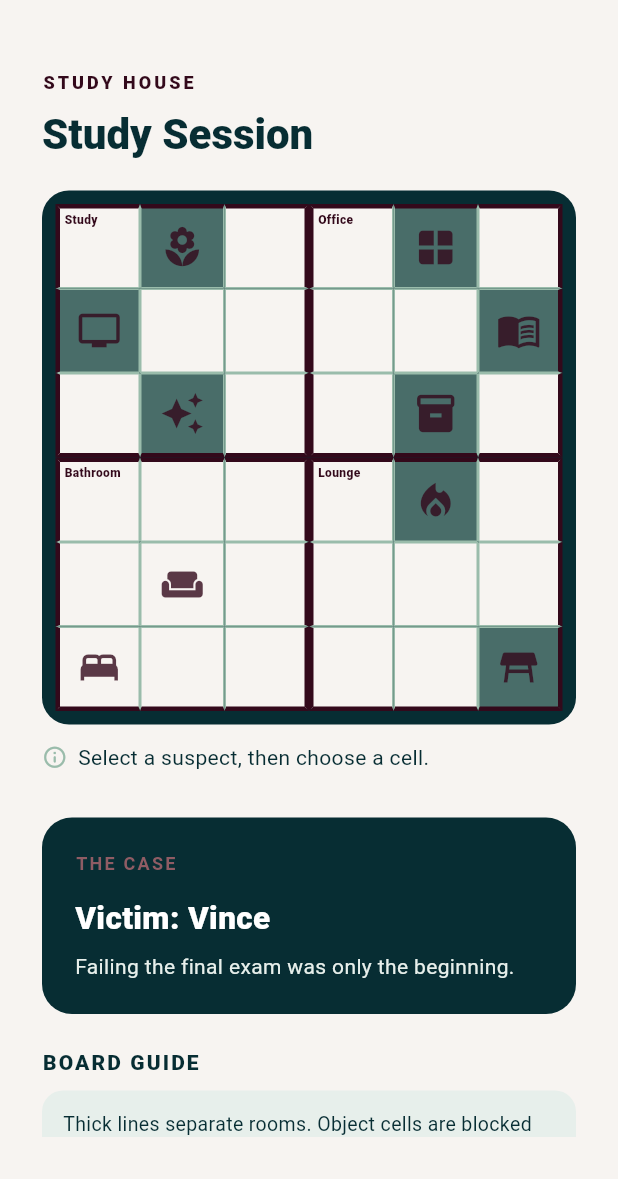
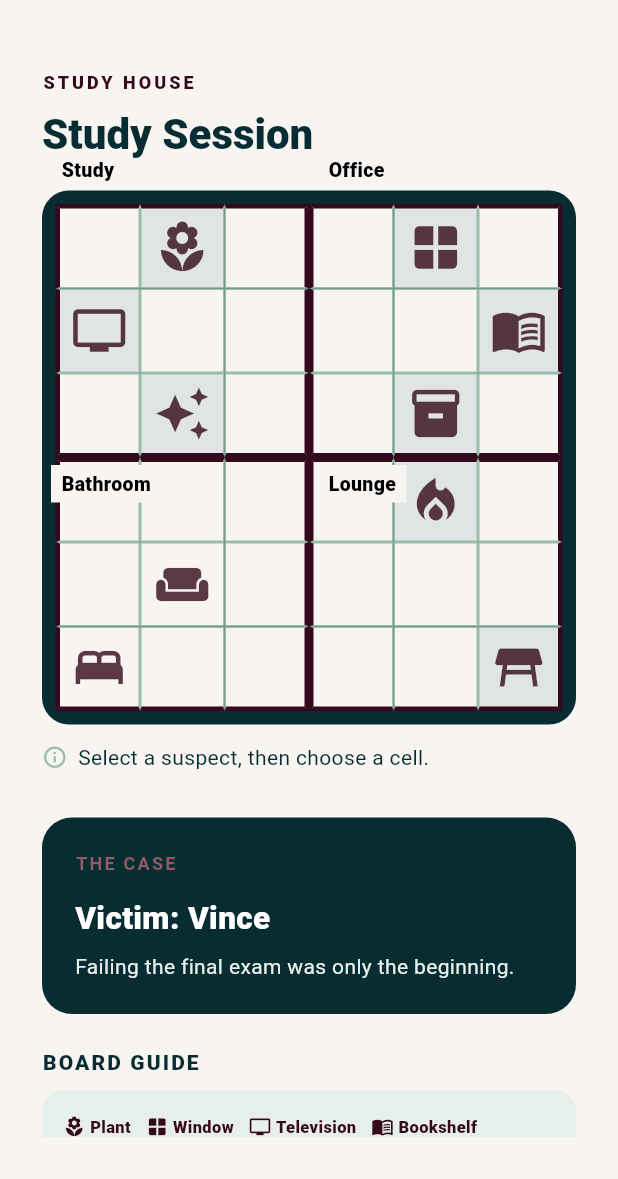
Before and after one commit to leonor-sinogas/murdoku_sinogas, a Flutter app: the screen it shows after launch, after a tap on an icon or button, on a phone screen of 412 x 824 dp, the part 57-1236 px from its top. Run offline on Flutter 3.47's test engine with Material 3 defaults, Android fonts, the phone set to English and light mode, and no system bars; Roboto replaces fonts that are missing (Arial).

Commit message:
Refine board labels and object guide

```diff
--- a/lib/main.dart
+++ b/lib/main.dart
@@ -712,7 +712,8 @@ class _Hero extends StatelessWidget {
   const _Hero({required this.onStart});
   final VoidCallback onStart;
   @override
-  Widget build(BuildContext context) => Column(
+  Widget build(BuildContext context) {
+    return Column(
       crossAxisAlignment: CrossAxisAlignment.start,
       children: [
         Text(
@@ -747,6 +748,7 @@ class _Hero extends StatelessWidget {
         ),
       ],
     );
+  }
 }
 
 class _CaseFileCard extends StatelessWidget {
@@ -1225,7 +1227,13 @@ class _Grid extends StatelessWidget {
       const SizedBox(height: 20),
       AspectRatio(
         aspectRatio: 1,
-        child: Container(
+        child: LayoutBuilder(
+          builder: (context, constraints) {
+            final layout = layoutFor(level);
+            return Stack(
+              clipBehavior: Clip.none,
+              children: [
+                Container(
                   padding: const EdgeInsets.all(9),
                   decoration: BoxDecoration(
                     color: ink,
@@ -1233,17 +1241,16 @@ class _Grid extends StatelessWidget {
                   ),
                   child: GridView.builder(
                     physics: const NeverScrollableScrollPhysics(),
-            gridDelegate: const SliverGridDelegateWithFixedCrossAxisCount(
+                    gridDelegate:
+                        const SliverGridDelegateWithFixedCrossAxisCount(
                           crossAxisCount: 6,
                         ),
                     itemCount: 36,
                     itemBuilder: (context, index) {
-              final layout = layoutFor(level);
                       final objects = objectsFor(level);
                       final name = occupantAt(index);
                       final cellNotes = notes[index] ?? <String>{};
                       final room = layout.roomAt(index);
-              final roomLabel = layout.labelAt(index);
                       final object = objects[index];
                       final blocked =
                           level.blocked.contains(index) &&
@@ -1259,8 +1266,12 @@ class _Grid extends StatelessWidget {
                                 ((cell ~/ 6) == row || (cell % 6) == column),
                           );
                       final topRoom = layout.roomAt(index - 6);
-              final leftRoom = index % 6 == 0 ? '' : layout.roomAt(index - 1);
-              final rightRoom = index % 6 == 5 ? '' : layout.roomAt(index + 1);
+                      final leftRoom = index % 6 == 0
+                          ? ''
+                          : layout.roomAt(index - 1);
+                      final rightRoom = index % 6 == 5
+                          ? ''
+                          : layout.roomAt(index + 1);
                       final bottomRoom = layout.roomAt(index + 6);
                       final border = Border(
                         top: BorderSide(
@@ -1287,7 +1298,7 @@ class _Grid extends StatelessWidget {
                           margin: EdgeInsets.zero,
                           decoration: BoxDecoration(
                             color: blocked
-                        ? mauve.withValues(alpha: .45)
+                                ? const Color(0xFFE1E4E5)
                                 : name != null
                                 ? coral
                                 : activeSuspect != null
@@ -1298,24 +1309,6 @@ class _Grid extends StatelessWidget {
                           ),
                           child: Stack(
                             children: [
-                      if (roomLabel.isNotEmpty)
-                        Positioned(
-                          top: 2,
-                          left: 3,
-                          right: 2,
-                          child: FittedBox(
-                            alignment: Alignment.topLeft,
-                            fit: BoxFit.scaleDown,
-                            child: Text(
-                              roomLabel,
-                              style: const TextStyle(
-                                color: brickDark,
-                                fontSize: 8,
-                                fontWeight: FontWeight.w900,
-                              ),
-                            ),
-                          ),
-                        ),
                               Center(
                                 child: name != null
                                     ? Text(
@@ -1326,20 +1319,16 @@ class _Grid extends StatelessWidget {
                                           fontSize: 20,
                                         ),
                                       )
-                            : eliminatedByPlacement
-                            ? Icon(
-                                Icons.close_rounded,
-                                color: brickDark.withValues(alpha: .24),
-                                size: 24,
-                              )
                                     : object != null
                                     ? Tooltip(
                                         message:
                                             '${object.name} — ${object.occupiable ? 'can be occupied' : 'cannot be occupied'}',
                                         child: Icon(
                                           object.icon,
-                                  color: brickDark.withValues(alpha: .8),
-                                  size: 30,
+                                          color: brickDark.withValues(
+                                            alpha: .8,
+                                          ),
+                                          size: 38,
                                         ),
                                       )
                                     : blocked
@@ -1351,7 +1340,8 @@ class _Grid extends StatelessWidget {
                                     : Padding(
                                         padding: const EdgeInsets.all(3),
                                         child: GridView.builder(
-                                  physics: const NeverScrollableScrollPhysics(),
+                                          physics:
+                                              const NeverScrollableScrollPhysics(),
                                           padding: EdgeInsets.zero,
                                           gridDelegate:
                                               const SliverGridDelegateWithFixedCrossAxisCount(
@@ -1360,13 +1350,16 @@ class _Grid extends StatelessWidget {
                                           itemCount: 9,
                                           itemBuilder: (context, noteIndex) {
                                             final candidate =
-                                        noteIndex < level.suspects.length
+                                                noteIndex <
+                                                    level.suspects.length
                                                 ? level.suspects[noteIndex]
                                                 : null;
                                             return Center(
                                               child: Text(
                                                 candidate != null &&
-                                                cellNotes.contains(candidate)
+                                                        cellNotes.contains(
+                                                          candidate,
+                                                        )
                                                     ? candidate
                                                           .substring(0, 1)
                                                           .toUpperCase()
@@ -1382,12 +1375,56 @@ class _Grid extends StatelessWidget {
                                         ),
                                       ),
                               ),
+                              if (eliminatedByPlacement)
+                                Positioned.fill(
+                                  child: IgnorePointer(
+                                    child: Center(
+                                      child: Icon(
+                                        Icons.close_rounded,
+                                        color: brickDark.withValues(alpha: .24),
+                                        size: 24,
+                                      ),
+                                    ),
+                                  ),
+                                ),
                             ],
                           ),
                         ),
                       );
                     },
                   ),
+                ),
+                ...layout.rooms.entries.map((entry) {
+                  final firstCell = entry.value.reduce((a, b) => a < b ? a : b);
+                  final left = firstCell % 6 < 3
+                      ? 6.0
+                      : constraints.maxWidth / 2 + 6;
+                  final top = firstCell ~/ 6 < 3
+                      ? -26.0
+                      : constraints.maxHeight / 2 + 5;
+                  return Positioned(
+                    left: left,
+                    top: top,
+                    child: Container(
+                      padding: const EdgeInsets.symmetric(
+                        horizontal: 7,
+                        vertical: 3,
+                      ),
+                      color: paper,
+                      child: Text(
+                        entry.key,
+                        style: const TextStyle(
+                          color: Colors.black,
+                          fontSize: 13,
+                          fontWeight: FontWeight.w900,
+                        ),
+                      ),
+                    ),
+                  );
+                }),
+              ],
+            );
+          },
         ),
       ),
       const SizedBox(height: 12),
@@ -1449,7 +1486,9 @@ class _Clues extends StatelessWidget {
   final bool notesMode;
   final ValueChanged<bool> onModeChanged;
   @override
-  Widget build(BuildContext context) => Column(
+  Widget build(BuildContext context) {
+    final guideObjects = objectsFor(level).values.toSet().toList();
+    return Column(
       crossAxisAlignment: CrossAxisAlignment.start,
       children: [
         Container(
@@ -1508,68 +1547,13 @@ class _Clues extends StatelessWidget {
           child: Column(
             crossAxisAlignment: CrossAxisAlignment.start,
             children: [
-            const Text(
-              'Thick lines separate rooms. Object cells are blocked unless marked as occupiable.',
-              style: TextStyle(color: ink, fontSize: 13, height: 1.25),
-            ),
-            const SizedBox(height: 11),
+              const SizedBox(height: 2),
               Wrap(
                 spacing: 10,
                 runSpacing: 8,
-              children: [
-                _ObjectLegendItem(
-                  object: const BoardObject(
-                    'Chair',
-                    Icons.weekend,
-                    occupiable: true,
-                  ),
-                ),
-                _ObjectLegendItem(
-                  object: const BoardObject('Bed', Icons.bed, occupiable: true),
-                ),
-                _ObjectLegendItem(
-                  object: const BoardObject(
-                    'Table',
-                    Icons.table_restaurant,
-                    occupiable: false,
-                  ),
-                ),
-                _ObjectLegendItem(
-                  object: const BoardObject(
-                    'Plant',
-                    Icons.local_florist,
-                    occupiable: false,
-                  ),
-                ),
-                _ObjectLegendItem(
-                  object: const BoardObject(
-                    'Television',
-                    Icons.tv,
-                    occupiable: false,
-                  ),
-                ),
-                _ObjectLegendItem(
-                  object: const BoardObject(
-                    'Bookshelf',
-                    Icons.menu_book,
-                    occupiable: false,
-                  ),
-                ),
-                _ObjectLegendItem(
-                  object: const BoardObject(
-                    'Statue',
-                    Icons.auto_awesome,
-                    occupiable: false,
-                  ),
-                ),
-                _ObjectLegendItem(
-                  object: const BoardObject(
-                    'Window',
-                    Icons.window,
-                    occupiable: false,
-                  ),
-                ),
-              ],
+                children: guideObjects
+                    .map((object) => _ObjectLegendItem(object: object))
+                    .toList(),
               ),
             ],
           ),
@@ -1709,6 +1693,7 @@ class _Clues extends StatelessWidget {
       ],
     );
   }
+}
 
 extension _FirstOrNull<T> on Iterable<T> {
   T? get firstOrNull => isEmpty ? null : first;
```
Lines whose indentation alone changed are shown as unchanged.
